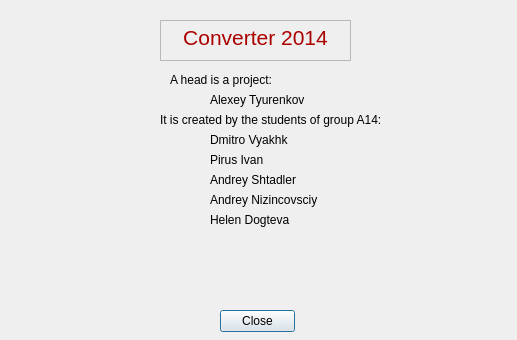
ITAAcademy/ITAInformator, file AdditionalFiles/modal_window.ui: the form before one commit.
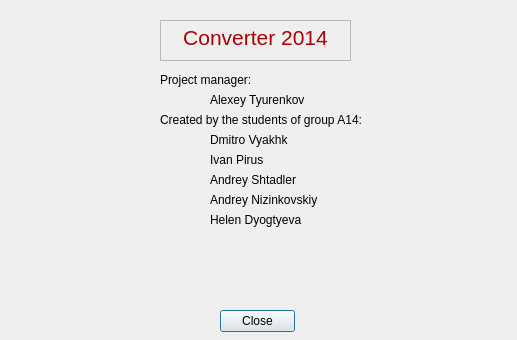
The form after the commit.

Commit message: fix About(modal_window)

```diff
--- a/AdditionalFiles/modal_window.ui
+++ b/AdditionalFiles/modal_window.ui
@@ -57,14 +57,14 @@
    <widget class="QLabel" name="label">
     <property name="geometry">
      <rect>
-      <x>150</x>
+      <x>140</x>
       <y>60</y>
       <width>171</width>
       <height>20</height>
      </rect>
     </property>
     <property name="text">
-     <string>A head is a project:</string>
+     <string>Project manager:</string>
     </property>
    </widget>
    <widget class="QLabel" name="label_2">
@@ -90,7 +90,7 @@
      </rect>
     </property>
     <property name="text">
-     <string>It is created by the students of group A14:</string>
+     <string>Created by the students of group A14:</string>
     </property>
    </widget>
    <widget class="QLabel" name="label_4">
@@ -116,7 +116,7 @@
      </rect>
     </property>
     <property name="text">
-     <string>Pirus Ivan</string>
+     <string>Ivan Pirus     </string>
     </property>
    </widget>
    <widget class="QLabel" name="label_6">
@@ -142,7 +142,7 @@
      </rect>
     </property>
     <property name="text">
-     <string>Andrey Nizincovsciy</string>
+     <string>Andrey Nizinkovskiy</string>
     </property>
    </widget>
    <widget class="QLabel" name="label_8">
@@ -155,7 +155,7 @@
      </rect>
     </property>
     <property name="text">
-     <string>Helen Dogteva</string>
+     <string>Helen Dyogtyeva</string>
     </property>
    </widget>
   </widget>
```
The commit also changes 3 other files.
